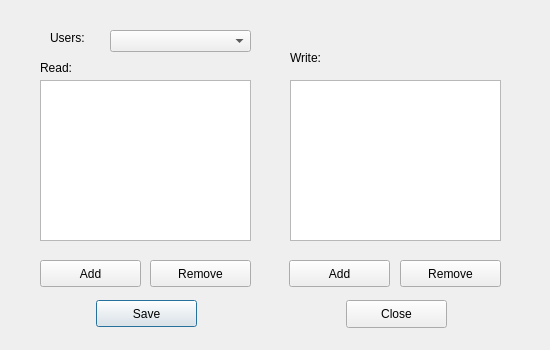
Qt form dlg_setPermission.ui (LESPROJEKT/qgis-layman-plugin) before a commit.
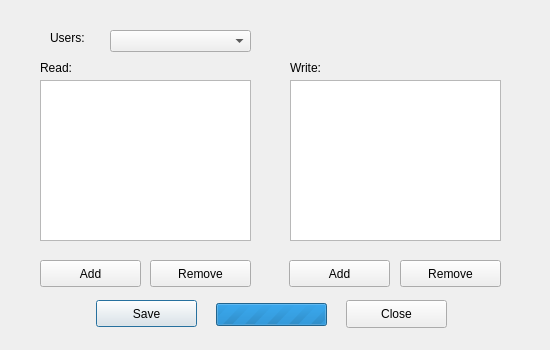
The same form after that commit.

Patch:
```diff
--- a/dlg_setPermission.ui
+++ b/dlg_setPermission.ui
@@ -172,7 +172,7 @@
    <property name="geometry">
     <rect>
      <x>290</x>
-     <y>50</y>
+     <y>60</y>
      <width>55</width>
      <height>16</height>
     </rect>
@@ -181,6 +181,25 @@
     <string>Write:</string>
    </property>
   </widget>
+  <widget class="QProgressBar" name="progressBar_loader">
+   <property name="enabled">
+    <bool>true</bool>
+   </property>
+   <property name="geometry">
+    <rect>
+     <x>216</x>
+     <y>303</y>
+     <width>111</width>
+     <height>23</height>
+    </rect>
+   </property>
+   <property name="maximum">
+    <number>0</number>
+   </property>
+   <property name="value">
+    <number>0</number>
+   </property>
+  </widget>
  </widget>
  <tabstops>
   <tabstop>pushButton_save</tabstop>
```
